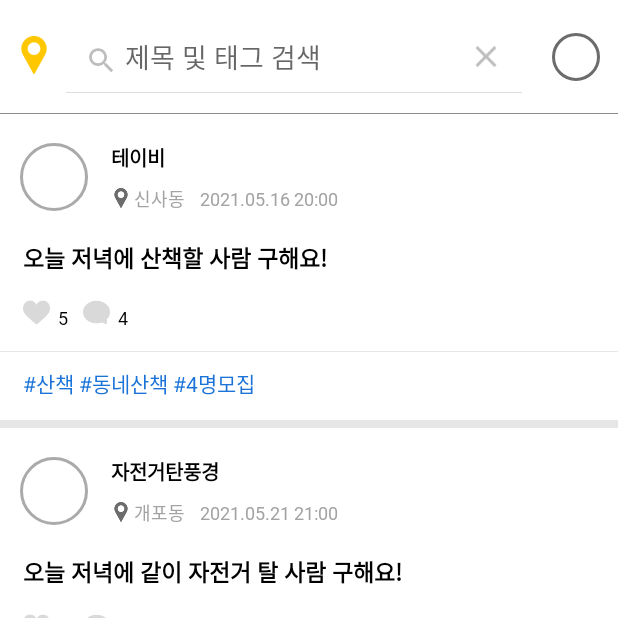
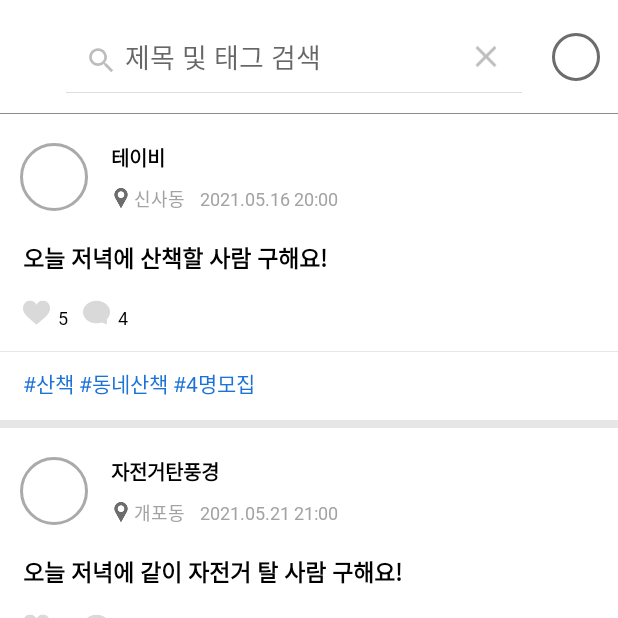
Before and after one commit to Tave7-DobDob/DobDob-Android, an Android app: the MainActivity screen opened directly, with no data from a screen before it, after a tap on "Search", on a phone screen of 412 x 824 dp, the top half of it. Run offline under Robolectric (Android 15) with nearby library versions, the phone set to English and light mode, and no system bars; our stand-ins replace CircleImageView; 1 statement that could not run was skipped.

Commit message:
2021.06.30 메인에서 새로고침 기능 가능, 검색 화면 수정

```diff
--- a/app/src/main/java/com/tave7/dobdob/MainActivity.java
+++ b/app/src/main/java/com/tave7/dobdob/MainActivity.java
@@ -10,18 +10,17 @@ import androidx.core.content.res.ResourcesCompat;
 import androidx.recyclerview.widget.DividerItemDecoration;
 import androidx.recyclerview.widget.LinearLayoutManager;
 import androidx.recyclerview.widget.RecyclerView;
+import androidx.swiperefreshlayout.widget.SwipeRefreshLayout;
 
 import android.annotation.SuppressLint;
 import android.content.Intent;
 import android.os.Bundle;
-import android.util.Base64;
 import android.util.Log;
 import android.view.LayoutInflater;
 import android.view.Menu;
 import android.view.MenuInflater;
 import android.view.MenuItem;
 import android.view.View;
-import android.view.inputmethod.InputMethodManager;
 import android.widget.LinearLayout;
 import android.widget.SearchView;
 import android.widget.TextView;
@@ -35,7 +34,6 @@ import com.tave7.dobdob.data.UserInfo;
 
 import java.util.ArrayList;
 import java.util.Objects;
-import java.util.concurrent.ExecutionException;
 
 import retrofit2.Call;
 import retrofit2.Callback;
@@ -49,10 +47,15 @@ public class MainActivity extends AppCompatActivity {
     public static final int MYPAGE_REQUEST = 8000;
 
     private UserInfo userInfo = null;
+    private JsonObject location;        //TODO: 현재 표시하고 있는 지역이 어디인지를 보여줌!
     private ArrayList<PostInfoSimple> postList = null;        //메인에서 보여줄 postList
     private ArrayList<PostInfoSimple> totalPostList = null;   //메인에서 보여줄 postList의 복사본
+    private boolean isSearchFocus = false;
 
+    private ActionBar actionBar;
+    private SearchView sv;
     private TextView tvTown;
+    private SwipeRefreshLayout srlPost;
     private RecyclerView rvPost;
     private PostRecyclerAdapter adapter;
 
@@ -67,10 +70,11 @@ public class MainActivity extends AppCompatActivity {
         String userAddress = PreferenceManager.getString(MainActivity.this, "userAddress");
         //userInfo = new UserInfo(-1, userProfileUrl, userName, userTown, userAddress);
         userInfo = new UserInfo(-1, null, userName, userTown, userAddress);
+        //location = new JsonObject();    //TODO: location을 저장해서 들고 있어야 함!!!
 
         Toolbar toolbar = findViewById(R.id.main_toolbar);      //툴바 설정
         setSupportActionBar(toolbar);
-        ActionBar actionBar = getSupportActionBar();
+        actionBar = getSupportActionBar();
             actionBar.setDisplayShowCustomEnabled(true);
             actionBar.setDisplayShowTitleEnabled(false);    //기본 제목을 없앰
         @SuppressLint("InflateParams") View customView = LayoutInflater.from(this).inflate(R.layout.actionbar_main, null);
@@ -107,13 +111,19 @@ public class MainActivity extends AppCompatActivity {
             totalPostList.add(new PostInfoSimple(new UserInfo(-1, null, "테이비", "한남동", ""), "2021.05.21 13:10", "동네에 맛있는 반찬 가게 알려주세요!", tmpHeartUsers4, 39, null));
             postList.addAll(totalPostList);     //TODO: 삭제했을 때 영향 미치는 지 확인해야 함
 
+        srlPost = findViewById(R.id.main_swipeRL);
+        srlPost.setDistanceToTriggerSync(400);
+        srlPost.setOnRefreshListener(() -> {
+            //TODO: allPosts로 들고 옴!!!
+            updatePostList(true);
+        });
         rvPost = findViewById(R.id.mainPost);
         LinearLayoutManager manager = new LinearLayoutManager(MainActivity.this, LinearLayoutManager.VERTICAL,false);
         rvPost.setLayoutManager(manager);
         adapter = new PostRecyclerAdapter(postList, totalPostList, userInfo);
         rvPost.setAdapter(adapter);      //어댑터 등록
         DividerItemDecoration devider=new DividerItemDecoration(MainActivity.this, 1);
-        devider.setDrawable(ResourcesCompat.getDrawable(getResources(), R.drawable.list_dvide_bar, null));
+        devider.setDrawable(Objects.requireNonNull(ResourcesCompat.getDrawable(getResources(), R.drawable.list_dvide_bar, null)));
         rvPost.addItemDecoration(devider); //리스트 사이의 구분선 설정
 
         FloatingActionButton fabAddPost = findViewById(R.id.mainFabAddPost);
@@ -125,25 +135,7 @@ public class MainActivity extends AppCompatActivity {
             startActivityForResult(postingPage, POSTING_REQUEST);    //글쓰기 창으로 화면이 넘어감
         });
 
-        RetrofitClient.getApiService().getAllPost().enqueue(new Callback<String>() {     //전체 글 업로드!  TODO: updatePostList 함수로 사용!!!!
-            @Override
-            public void onResponse(@NonNull Call<String> call, @NonNull Response<String> response) {
-                Log.i("MainA 전체글 성공", response.toString());
-                Log.i("MainA 전체글 성공2", response.body());
-                if (response.code() == 200) {
-                    //TODO: 글 모두 저장함(totalPostList에 넣고 postList에 addAll함!)      -> findViewById 이후에 위치해야할 수도 있음!
-                }
-                else {
-                    Toast.makeText(MainActivity.this, "전체 글 로드에 문제가 생겼습니다. 새로 고침을 해주세요.", Toast.LENGTH_SHORT).show();
-                }
-            }
-
-            @Override
-            public void onFailure(@NonNull Call<String> call, @NonNull Throwable t) {
-                Log.i("Main 전체글 연결실패", t.getMessage());
-                Toast.makeText(MainActivity.this, "서버에 연결이 되지 않았습니다.\n 새로 고침을 해주세요.", Toast.LENGTH_SHORT).show();
-            }
-        });
+        updatePostList(false);   //추후에 지역을 전달해서 allPost를 받아와야 함!
     }
 
     public void toolbarListener(Toolbar toolbar){
@@ -154,8 +146,6 @@ public class MainActivity extends AppCompatActivity {
         llTown.setOnClickListener(v -> {
             Intent itAddress = new Intent(MainActivity.this, DaumAddressActivity.class);  //도로명주소 API 실행
             startActivityForResult(itAddress, DAUMADDRESS_REQUEST);
-            //TODO: 동네를 클릭했을 때, 동네 변경이 가능해야 함 + DB에 저장
-            //user.getUserTown() = "설정한 동네"
         });
     }
 
@@ -167,20 +157,20 @@ public class MainActivity extends AppCompatActivity {
         inflater.inflate(R.menu.main_menu, menu);
 
         MenuItem mSearch = menu.findItem(R.id.search);
-        mSearch.setOnActionExpandListener(new MenuItem.OnActionExpandListener() {
-            @Override
-            public boolean onMenuItemActionExpand(MenuItem item) { return true; }
+        sv = (SearchView) mSearch.getActionView();
+        sv.setQueryHint("제목 및 태그 검색");
+        sv.setOnSearchClickListener(v -> {
+            isSearchFocus = true;
+            actionBar.setDisplayShowCustomEnabled(false);
+        });
+        sv.setOnCloseListener(() -> {
+            isSearchFocus = false;
+            actionBar.setDisplayShowCustomEnabled(true);
+            searchTitleTag("");    //초기로 돌려놓음
+            sv.onActionViewCollapsed();
 
-            @Override
-            public boolean onMenuItemActionCollapse(MenuItem item) {
-                ((InputMethodManager) getSystemService(INPUT_METHOD_SERVICE)).hideSoftInputFromWindow(getCurrentFocus().getWindowToken(), 0);
-                searchTitleTag("");    //초기로 돌려놓음
-
-                return true;
-            }
+            return true;
         });
-        SearchView sv = (SearchView) mSearch.getActionView();
-        sv.setQueryHint("제목 및 태그 검색");
         sv.setOnQueryTextListener(new SearchView.OnQueryTextListener() {    //SearchView의 검색 이벤트
             @Override
             public boolean onQueryTextSubmit(String query) {        //검색버튼을 눌렀을 경우
@@ -247,6 +237,18 @@ public class MainActivity extends AppCompatActivity {
     }
 
     @Override
+    public void onBackPressed() {
+        if (isSearchFocus) {
+            isSearchFocus = false;
+            actionBar.setDisplayShowCustomEnabled(true);
+            searchTitleTag("");     //TODO: 변경할 것 인지 고민해보자!
+            sv.onActionViewCollapsed();
+        }
+        else
+            super.onBackPressed();
+    }
+
+    @Override
     protected void onActivityResult(int requestCode, int resultCode, @Nullable Intent data) {
         super.onActivityResult(requestCode, resultCode, data);
 
@@ -269,17 +271,17 @@ public class MainActivity extends AppCompatActivity {
                     //mainSettingTown();  ->  아래의 updatePostList가 겹침!! 문제
                 }
                 else
-                    updatePostList();       //리팩토링 해야 함!!
+                    updatePostList(false);       //리팩토링 해야 함!!
             }
 
             else if (requestCode == POST_REQUEST) {
                 Log.i("확인용", "post_request");
-                updatePostList();
+                updatePostList(false);
             }
 
             else if (requestCode == POSTING_REQUEST) {
                 Log.i("확인용", "posting_request");
-                updatePostList();
+                updatePostList(false);
             }
             else if (requestCode == DAUMADDRESS_REQUEST) {
                 new GetGEOTask(this, "main", Objects.requireNonNull(data).getExtras().getString("address")).execute();
@@ -291,20 +293,23 @@ public class MainActivity extends AppCompatActivity {
     }
 
     public void mainSettingTown(JsonObject loc) {
-        JsonObject location = loc;
+        location = loc;
         tvTown.setText(loc.get("dong").getAsString());     //초기에 user가 설정한 동네로 보여줌
 
-        updatePostList();       //임시!!!!!!!!!!!!!!!!!!!!!!!!!!
-        //updatePostList(location);     //TODO: 지역을 전달해야 함(서버로부터 해당 지역의 동네를 받아야 함!)
+        updatePostList(false);
+        //updatePostList(false, location);     //TODO: 지역을 전달해야 함(서버로부터 해당 지역의 동네를 받아야 함!)
     }
 
-    public void updatePostList() {      //TODO: 지역을 받아야 전달해야 함!!!!!!!!!!
+    public void updatePostList(boolean isSwipe) {      //TODO: 지역을 받아야 전달해야 함!!!!!!!!!!
         //변경사항이 있으므로 다시 받아옴
         RetrofitClient.getApiService().getAllPost().enqueue(new Callback<String>() {
             @Override
             public void onResponse(@NonNull Call<String> call, @NonNull Response<String> response) {
                 Log.i("MainA 전체글 새로고침 성공", response.toString());
                 Log.i("MainA 전체글 새로고침 성공2", response.body());
+                if (isSwipe)
+                    srlPost.setRefreshing(false);
+
                 if (response.code() == 200) {
                     //totalPostList.clear();
                     //postList.clear();
@@ -319,6 +324,8 @@ public class MainActivity extends AppCompatActivity {
             @Override
             public void onFailure(@NonNull Call<String> call, @NonNull Throwable t) {
                 Log.i("Main 전체글 연결실패", t.getMessage());
+                if (isSwipe)
+                    srlPost.setRefreshing(false);
                 Toast.makeText(MainActivity.this, "서버에 연결이 되지 않았습니다.\n 새로 고침을 해주세요.", Toast.LENGTH_SHORT).show();
             }
         });
--- a/app/src/main/res/layout/activity_main.xml
+++ b/app/src/main/res/layout/activity_main.xml
@@ -15,18 +15,24 @@
         app:contentInsetStart="0dp"
         app:layout_constraintTop_toTopOf="parent"/>
 
-    <androidx.recyclerview.widget.RecyclerView
-        android:id="@+id/mainPost"
+    <androidx.swiperefreshlayout.widget.SwipeRefreshLayout
+        android:id="@+id/main_swipeRL"
         android:layout_width="match_parent"
         android:layout_height="0dp"
-        android:scrollbars="vertical"
+        app:layout_constraintTop_toBottomOf="@id/main_toolbar"
         app:layout_constraintBottom_toBottomOf="parent"
-        app:layout_constraintHorizontal_bias="0.0"
         app:layout_constraintLeft_toLeftOf="parent"
         app:layout_constraintRight_toRightOf="parent"
-        app:layout_constraintTop_toBottomOf="@id/main_toolbar"
+        app:layout_constraintHorizontal_bias="0.0"
         app:layout_constraintVertical_bias="0.0"
-        app:layout_constraintVertical_weight="1" />
+        app:layout_constraintVertical_weight="1">
+
+        <androidx.recyclerview.widget.RecyclerView
+            android:id="@+id/mainPost"
+            android:layout_width="match_parent"
+            android:layout_height="match_parent"
+            android:scrollbars="vertical" />
+    </androidx.swiperefreshlayout.widget.SwipeRefreshLayout>
 
     <com.google.android.material.floatingactionbutton.FloatingActionButton
         android:id="@+id/mainFabAddPost"
@@ -36,9 +42,9 @@
         android:src="@drawable/plus"
         android:contentDescription="📝글쓰기"
         app:layout_constraintTop_toTopOf="parent"
+        app:layout_constraintBottom_toBottomOf="parent"
+        app:layout_constraintLeft_toLeftOf="parent"
         app:layout_constraintRight_toRightOf="parent"
-        app:layout_constraintLeft_toLeftOf="parent"
-        app:layout_constraintBottom_toBottomOf="parent"
         app:layout_constraintHorizontal_bias="0.95"
         app:layout_constraintVertical_bias="0.95"
         android:backgroundTint="#ffc600"/>
```
